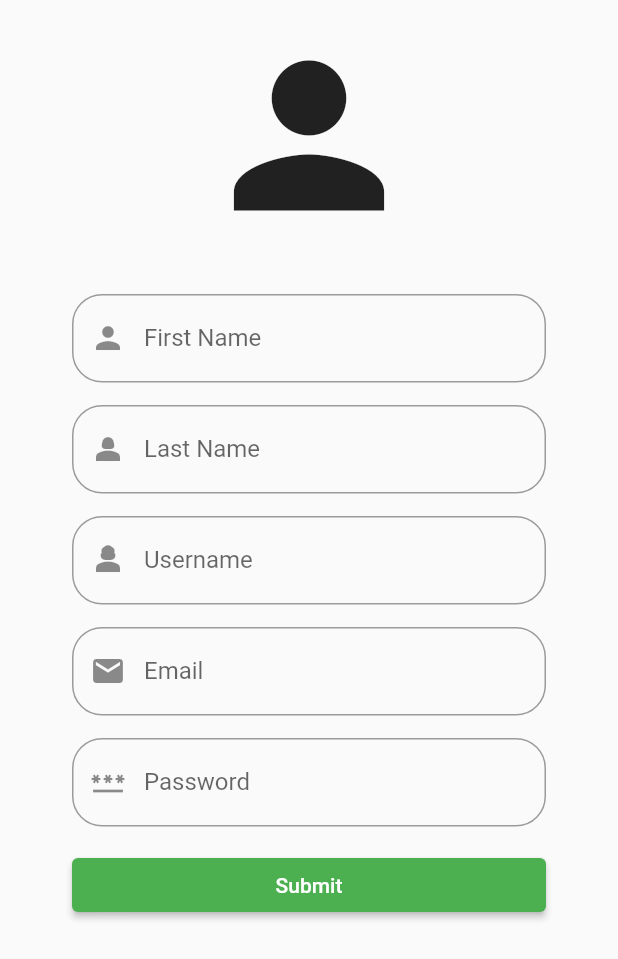
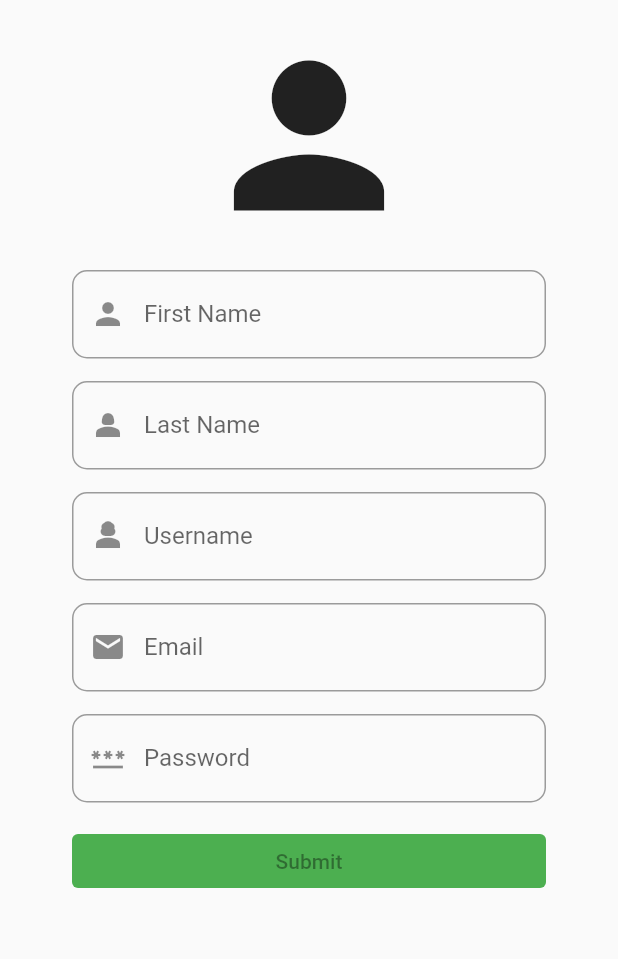
Before and after one commit to ryanpujo/RPChatter, a Flutter app: the screen it shows after launch, on a phone screen of 412 x 824 dp. Shown: the top 959 px of the screen. Run offline on Flutter 3.47's test engine with Material 2 defaults, Android fonts, the phone set to English and light mode, and no system bars; drawn by our look-alikes of reactive_forms; our stand-ins replace bloc, dartz, dio, flutter_bloc, freezed_annotation, get_it.

Commit message:
add validation to registration form, replace form with the reactive one, also adding async validator to check the availability os username

```diff
--- a/lib/core/infrastructure/exceptions/failed_precondition_exception.dart
+++ b/lib/core/infrastructure/exceptions/failed_precondition_exception.dart
@@ -1,5 +1,9 @@
 class FailePreconditionException implements Exception {
   final int errorCode;
+  final String message;
 
-  const FailePreconditionException(this.errorCode);
+  const FailePreconditionException(
+    this.errorCode,
+    this.message,
+  );
 }
--- a/lib/core/infrastructure/exceptions/network_exception.dart
+++ b/lib/core/infrastructure/exceptions/network_exception.dart
@@ -1,5 +1,6 @@
 class RestApiException implements Exception {
   final int errorCode;
+  final String message;
 
-  const RestApiException(this.errorCode);
+  const RestApiException(this.errorCode, this.message);
 }
--- a/lib/core/infrastructure/failure/failure.dart
+++ b/lib/core/infrastructure/failure/failure.dart
@@ -5,9 +5,6 @@ part 'failure.freezed.dart';
 @freezed
 class Failure with _$Failure {
   const Failure._();
-  const factory Failure.serverFailure(String message) = _ServerFailure;
-  const factory Failure.userAlreadyExist() = _UserAlreadyExist;
-  const factory Failure.noInternetConnection() = _NoInternetConnection;
-  const factory Failure.validation({required Map<String, String> errors}) =
-      _Validation;
+  const factory Failure.serverFailure(String message, int errorCode) =
+      _ServerFailure;
 }
--- a/lib/user/application/bloc/user_bloc_event.dart
+++ b/lib/user/application/bloc/user_bloc_event.dart
@@ -7,4 +7,6 @@ part 'user_bloc_event.freezed.dart';
 @freezed
 class UserBlocEvent with _$UserBlocEvent {
   const factory UserBlocEvent.register(User user) = RegisterEvent;
+  const factory UserBlocEvent.isUsernameAvailable(String username) =
+      IsUsernameAvailableEvent;
 }
--- a/lib/user/application/bloc/user_bloc_state.dart
+++ b/lib/user/application/bloc/user_bloc_state.dart
@@ -10,8 +10,11 @@ class UserBlocState with _$UserBlocState {
       {User? user, required List<User> users}) = InitialState;
   const factory UserBlocState.loadingState(
       {User? user, required List<User> users}) = LoadingState;
-  const factory UserBlocState.loadedState(
-      {User? user, required List<User> users}) = LoadedState;
+  const factory UserBlocState.loadedState({
+    User? user,
+    required List<User> users,
+    bool? isUsernameAvailable,
+  }) = LoadedState;
   const factory UserBlocState.failureState(
       {User? user,
       required List<User> users,
--- a/lib/user/infrastructure/datasource/user_remote_datasource_contract.dart
+++ b/lib/user/infrastructure/datasource/user_remote_datasource_contract.dart
@@ -1,5 +1,7 @@
+import 'package:ryan_pujo_app/core/infrastructure/remote_response.dart';
 import 'package:ryan_pujo_app/user/infrastructure/user_dto.dart';
 
 abstract class UserRemoteDatasourceContract {
   Future<UserDto> registerUser(UserDto dto);
+  Future<RemoteResponse<UserDto>> getByUsername(String username);
 }
--- a/lib/user/infrastructure/repository/user_repo_contract.dart
+++ b/lib/user/infrastructure/repository/user_repo_contract.dart
@@ -5,4 +5,5 @@ import 'package:ryan_pujo_app/user/infrastructure/user_dto.dart';
 
 abstract class UserRepositoryContract {
   Future<Either<Failure, User>> registerUser(UserDto dto);
+  Future<bool> isUsernameAvailable(String username);
 }
--- a/lib/user/infrastructure/user_dto.dart
+++ b/lib/user/infrastructure/user_dto.dart
@@ -1,3 +1,5 @@
+// ignore_for_file: invalid_annotation_target
+
 import 'package:freezed_annotation/freezed_annotation.dart';
 import 'package:ryan_pujo_app/user/domain/user.dart';
 part 'user_dto.freezed.dart';
@@ -7,11 +9,11 @@ part 'user_dto.g.dart';
 class UserDto with _$UserDto {
   const UserDto._();
   const factory UserDto({
-    required String fName,
-    required String lName,
-    required String username,
-    required String email,
-    required String password,
+    @JsonKey(name: "Fname") required String fName,
+    @JsonKey(name: "Lname") required String lName,
+    @JsonKey(name: "Username") required String username,
+    @JsonKey(name: "Email") required String email,
+    @JsonKey(defaultValue: "") required String password,
   }) = _UserDto;
 
   factory UserDto.fromJson(Map<String, dynamic> json) =>
--- a/lib/user/presentation/pages/homepage.dart
+++ b/lib/user/presentation/pages/homepage.dart
@@ -8,7 +8,8 @@ import 'package:ryan_pujo_app/user/application/bloc/user_bloc_state.dart';
 import '../widgets/user_register_form.dart';
 
 class Homepage extends StatelessWidget {
-  const Homepage({super.key});
+  Homepage({super.key});
+  Widget? registrationResponse;
 
   @override
   Widget build(BuildContext context) {
@@ -17,18 +18,14 @@ class Homepage extends StatelessWidget {
         child: SafeArea(
           child: BlocBuilder<UserBlocBloc, UserBlocState>(
             builder: (context, state) {
-              late Widget stateMessage;
-              state.map(
+              return state.map(
+                initialState: (value) => UserRegisterForm(),
+                loadingState: (value) => const Center(
+                  child: CircularProgressIndicator(),
+                ),
+                loadedState: (value) => const Text("successfuly registered"),
                 failureState: (value) =>
-                    stateMessage = const Text("failed to register"),
-                initialState: (value) => stateMessage = const Text(""),
-                loadedState: (value) =>
-                    stateMessage = const Text("Succesfully Registered"),
-                loadingState: (value) =>
-                    stateMessage = const CircularProgressIndicator(),
-              );
-              return UserRegisterForm(
-                warningMessage: stateMessage,
+                    Text("${value.failure.errorCode} ${value.failure.message}"),
               );
             },
           ),
--- a/lib/user/presentation/widgets/custom_text_form_field.dart
+++ b/lib/user/presentation/widgets/custom_text_form_field.dart
@@ -1,38 +1,50 @@
 import 'package:flutter/material.dart';
+import 'package:reactive_forms/reactive_forms.dart';
 
 class CustomTextFormField extends StatelessWidget {
   const CustomTextFormField(
       {super.key,
       required this.label,
       required this.icon,
-      required this.onSaved,
+      this.onSaved,
       this.obscureText = false,
       this.enableSuggestions = true,
       this.autoCorrect = true,
-      this.validator});
+      this.keyboardType,
+      required this.name,
+      this.onEditingComplete,
+      this.onChanged,
+      this.validationMessages});
 
   final String label;
   final Icon icon;
-  final Function(String? value) onSaved;
+  final Function(String? value)? onSaved;
   final bool obscureText;
   final bool enableSuggestions;
   final bool autoCorrect;
-  final String? Function(String? value)? validator;
+  final TextInputType? keyboardType;
+  final String name;
+  final void Function(FormControl<dynamic> value)? onEditingComplete;
+  final void Function(FormControl<dynamic> value)? onChanged;
+  final Map<String, String Function(Object value)>? validationMessages;
   @override
   Widget build(BuildContext context) {
-    return TextFormField(
+    return ReactiveTextField(
+      formControlName: name,
       obscureText: obscureText,
       enableSuggestions: enableSuggestions,
       autocorrect: autoCorrect,
+      keyboardType: keyboardType,
+      validationMessages: validationMessages,
       decoration: InputDecoration(
         label: Text(label),
         border: const OutlineInputBorder(
-          borderRadius: BorderRadius.all(Radius.circular(20.0)),
+          borderRadius: BorderRadius.all(Radius.circular(10.0)),
         ),
         prefixIcon: icon,
       ),
-      onSaved: onSaved,
-      validator: validator,
+      onEditingComplete: onEditingComplete,
+      onChanged: onChanged,
     );
   }
 }
--- /dev/null
+++ b/lib/user/presentation/widgets/submit_button.dart
@@ -0,0 +1,28 @@
+import 'package:flutter/material.dart';
+import 'package:reactive_forms/reactive_forms.dart';
+
+class SubmitButton extends StatelessWidget {
+  const SubmitButton({
+    super.key,
+    this.onPressed,
+  });
+
+  final void Function()? onPressed;
+
+  @override
+  Widget build(BuildContext context) {
+    final form = ReactiveForm.of(context);
+    return ElevatedButton(
+      style: ButtonStyle(
+        backgroundColor: MaterialStateProperty.resolveWith((states) {
+          if (states.contains(MaterialState.pressed)) {
+            return Colors.blue;
+          }
+          return Colors.green;
+        }),
+      ),
+      onPressed: form != null && form.valid ? onPressed : null,
+      child: const Text("Submit"),
+    );
+  }
+}
--- a/lib/user/presentation/widgets/user_register_form.dart
+++ b/lib/user/presentation/widgets/user_register_form.dart
@@ -2,26 +2,50 @@
 
 import 'package:flutter/material.dart';
 import 'package:flutter_bloc/flutter_bloc.dart';
+import 'package:reactive_forms/reactive_forms.dart';
+import 'package:ryan_pujo_app/init.dart';
+import 'package:ryan_pujo_app/user/infrastructure/repository/user_repo_contract.dart';
 
 import '../../application/bloc/user_bloc_bloc.dart';
 import '../../application/bloc/user_bloc_event.dart';
 import '../../domain/user.dart';
-import '../models/user_form.dart';
 import 'custom_text_form_field.dart';
+import 'submit_button.dart';
 
 class UserRegisterForm extends StatelessWidget {
-  UserRegisterForm({
-    super.key,
-    required this.warningMessage,
+  UserRegisterForm({super.key});
+
+  static final userRepo = locator<UserRepositoryContract>();
+
+  final form = FormGroup({
+    "fname": FormControl<String>(validators: [Validators.required]),
+    "lname": FormControl<String>(validators: [Validators.required]),
+    "username": FormControl<String>(
+      validators: [Validators.required],
+      asyncValidators: [_uniqueUsername],
+    ),
+    "email": FormControl<String>(validators: [
+      Validators.email,
+      Validators.required,
+    ]),
+    "password": FormControl<String>(validators: [Validators.required])
   });
 
-  var form = const UserForm.form();
-  final _formKey = GlobalKey<FormState>();
-  final Widget warningMessage;
+  static Future<Map<String, dynamic>?> _uniqueUsername(
+      AbstractControl<dynamic> control) async {
+    final error = {"username already been used": false};
+    final isUnique = await userRepo.isUsernameAvailable(control.value);
+    if (!isUnique) {
+      control.markAllAsTouched();
+      return error;
+    }
+    return null;
+  }
+
   @override
   Widget build(BuildContext context) {
-    return Form(
-      key: _formKey,
+    return ReactiveForm(
+      formGroup: form,
       child: Padding(
         padding: const EdgeInsets.symmetric(horizontal: 48),
         child: Column(
@@ -35,117 +59,80 @@ class UserRegisterForm extends StatelessWidget {
               Icons.person,
               size: 150.0,
             ),
-            Center(child: warningMessage),
             const SizedBox(
               height: 15,
             ),
             CustomTextFormField(
+              name: "fname",
               label: "First Name",
               icon: const Icon(Icons.person),
-              onSaved: (value) {
-                form = form.copyWith(fName: value);
-              },
-              validator: (value) {
-                if (value != null && value.length < 3) {
-                  return "first name should be at least 3 characters";
-                }
-                return null;
+              validationMessages: {
+                "required": (value) => "this field is required"
               },
             ),
             const SizedBox(
               height: 15,
             ),
             CustomTextFormField(
+              name: "lname",
               label: "Last Name",
               icon: const Icon(Icons.person_2),
-              onSaved: (value) {
-                form = form.copyWith(lName: value);
-              },
-              validator: (value) {
-                if (value != null && value.length < 3) {
-                  return "first name should be at least 3 characters";
-                }
-                return null;
+              validationMessages: {
+                "required": (value) => "this field is required"
               },
             ),
             const SizedBox(
               height: 15,
             ),
             CustomTextFormField(
+              name: "username",
               label: "Username",
               icon: const Icon(Icons.person_3),
-              onSaved: (value) {
-                form = form.copyWith(username: value);
-              },
-              validator: (value) {
-                if (value != null && value.length < 7) {
-                  return "username should be at least 7 characters";
-                }
-                return null;
+              validationMessages: {
+                "required": (value) => "this field is required"
               },
             ),
             const SizedBox(
               height: 15,
             ),
             CustomTextFormField(
+              name: "email",
               label: "Email",
               icon: const Icon(Icons.mail),
-              onSaved: (value) {
-                form = form.copyWith(email: value);
-              },
-              validator: (value) {
-                if (value != null && value.length < 10) {
-                  return "email should be at least 10 characters";
-                }
-                return null;
+              keyboardType: TextInputType.emailAddress,
+              validationMessages: {
+                "required": (value) => "this field is required",
+                "email": (value) => "this field needs a valid email address"
               },
             ),
             const SizedBox(
               height: 15,
             ),
             CustomTextFormField(
+              name: "password",
               label: "Password",
               obscureText: true,
               enableSuggestions: false,
               autoCorrect: false,
               icon: const Icon(Icons.password),
-              onSaved: (value) {
-                form = form.copyWith(password: value);
-              },
-              validator: (value) {
-                if (value != null && value.length < 12) {
-                  return "first name should be at least 12 characters";
-                }
-                return null;
+              validationMessages: {
+                "required": (value) => "this field is required"
               },
             ),
             const SizedBox(
               height: 15,
             ),
-            ElevatedButton(
-              style: ButtonStyle(
-                backgroundColor: MaterialStateProperty.resolveWith((states) {
-                  if (states.contains(MaterialState.pressed)) {
-                    return Colors.blue;
-                  }
-                  return Colors.green;
-                }),
-              ),
+            SubmitButton(
               onPressed: () {
-                if (!_formKey.currentState!.validate()) {
-                  return;
-                }
-                _formKey.currentState?.save();
                 final user = User(
-                  fName: form.fName!,
-                  lName: form.lName!,
-                  username: form.username!,
-                  email: form.email!,
-                  password: form.password!,
+                  fName: form.control("fname").value,
+                  lName: form.control("lname").value,
+                  username: form.control("username").value,
+                  email: form.control("email").value,
+                  password: form.control("password").value,
                 );
                 context.read<UserBlocBloc>().add(UserBlocEvent.register(user));
               },
-              child: const Text("Submit"),
             )
           ],
         ),
--- a/pubspec.yaml
+++ b/pubspec.yaml
@@ -38,14 +38,16 @@ dependencies:
   flutter_secure_storage: ^8.0.0
   dartz: ^0.10.1
   dio: ^5.0.1
-  flutter_hooks: ^0.18.6
-  hooks_riverpod: ^2.2.0
   freezed_annotation: ^2.2.0
   webview_flutter: ^4.0.5
   json_annotation: ^4.8.0
   flutter_bloc: ^8.1.2
   bloc: ^8.1.1
   get_it: ^7.2.0
+  email_validator: ^2.1.17
+  flutter_form_builder: ^7.8.0
+  form_builder_validators: ^8.5.0
+  reactive_forms: ^14.1.0
 
 dev_dependencies:
   flutter_test:
```
Also changed, not shown: lib/core/infrastructure/remote_response.dart (+4 -4 lines), lib/user/application/bloc/user_bloc_bloc.dart (+16 -10 lines), lib/user/infrastructure/datasource/user_remote_datasource.dart (+42 -23 lines), lib/user/infrastructure/repository/user_repo.dart (+13 -17 lines), lib/core/infrastructure/failure/failure.freezed.dart, lib/core/infrastructure/remote_response.freezed.dart, lib/user/application/bloc/user_bloc_event.freezed.dart, lib/user/application/bloc/user_bloc_state.freezed.dart, lib/user/infrastructure/user_dto.freezed.dart, lib/user/infrastructure/user_dto.g.dart, pubspec.lock, 4 other files.
